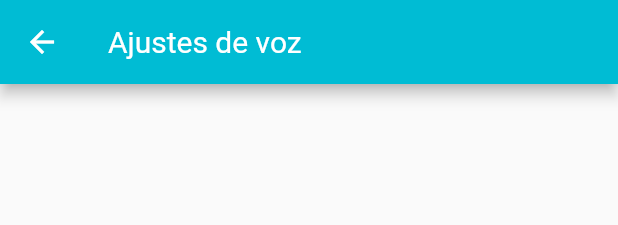
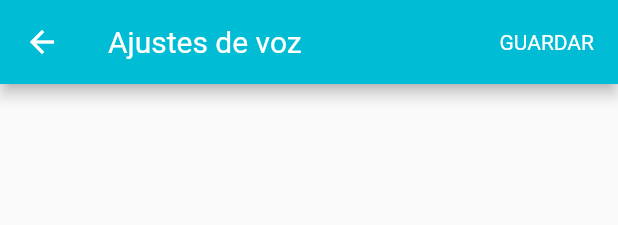
Before and after one commit to redela-investigacion/conversando-flutter, a Flutter app: the SettingsWidget widget shown alone on an empty page, opened directly, after a tap on "Ajustes de voz", on a phone screen of 412 x 824 dp. Shown: the top 225 px of the screen. Run offline on Flutter 3.47's test engine with Material 2 defaults, Android fonts, the phone set to English and light mode, and no system bars; our stand-ins replace flutter_tts.

Commit message:
Open new pages for setting actions

```diff
--- a/lib/settings.dart
+++ b/lib/settings.dart
@@ -1,10 +1,11 @@
+import 'package:conversando/context.dart';
 import 'package:conversando/editPhrase.dart';
 import 'package:flutter/material.dart';
 
 class SettingsWidget extends StatelessWidget {
   @override
   Widget build(BuildContext context) {
-    return Column(children: [
+    return ListView(children: [
       ListTile (
         title: Text("María de Antón"),
         subtitle: Text("estoesunmail@gmail.com"),
@@ -15,6 +16,7 @@ class SettingsWidget extends StatelessWidget {
 //            Navigator.push(context, route);
         },
       ),
+      Divider(),
       ListTile (
         title: const Text("Mis frases"),
         leading: Icon(Icons.chat, color: Colors.cyan, size: 24.0),
@@ -58,7 +60,13 @@ class VoiceSettingsWidget extends StatelessWidget {
   @override
   Widget build(context) {
     return new Scaffold(
-      appBar: new AppBar(backgroundColor: Colors.cyan, title: Text("Ajustes de voz")),
+      appBar: new AppBar(
+        backgroundColor: Colors.cyan,
+        title: Text("Ajustes de voz"),
+        actions: <Widget>[
+          new SaveButtonWidget(() { Navigator.pop(context);})
+        ]
+      ),
       body: Column(children: [])
     );
   }
@@ -68,7 +76,13 @@ class FontSettingsWidget extends StatelessWidget {
   @override
   Widget build(context) {
     return new Scaffold(
-      appBar: new AppBar(backgroundColor: Colors.cyan, title: Text("Tamaño de fuente")),
+      appBar: new AppBar(
+        backgroundColor: Colors.cyan,
+        title: Text("Tamaño de fuente"),
+        actions: <Widget>[
+          new SaveButtonWidget(() { Navigator.pop(context);})
+        ]
+      ),
       body: Column(children: [])
     );
   }
@@ -78,8 +92,27 @@ class HelpWidget extends StatelessWidget {
   @override
   Widget build(context) {
     return new Scaffold(
-      appBar: new AppBar(backgroundColor: Colors.cyan, title: Text("Ayuda")),
+      appBar: new AppBar(
+        backgroundColor: Colors.cyan,
+        title: Text("Ayuda"),
+      ),
       body: Column(children: [ new Text("Ayudaaaaaarggg")])
-    );
+      );
   }
 }
+
+class SaveButtonWidget extends StatelessWidget {
+  Function _action;
+
+  SaveButtonWidget(this._action);
+  @override
+  Widget build(BuildContext context) {
+    return FlatButton(
+      child: new Text('GUARDAR'),
+      textColor: Colors.white,
+      onPressed: () {
+        this._action();
+      });
+  }
+
+}
```
Also changed, not shown: lib/editPhrase.dart (+7 -1 lines), lib/main.dart (+0 -13 lines), lib/savePhrase.dart (+7 -12 lines).
